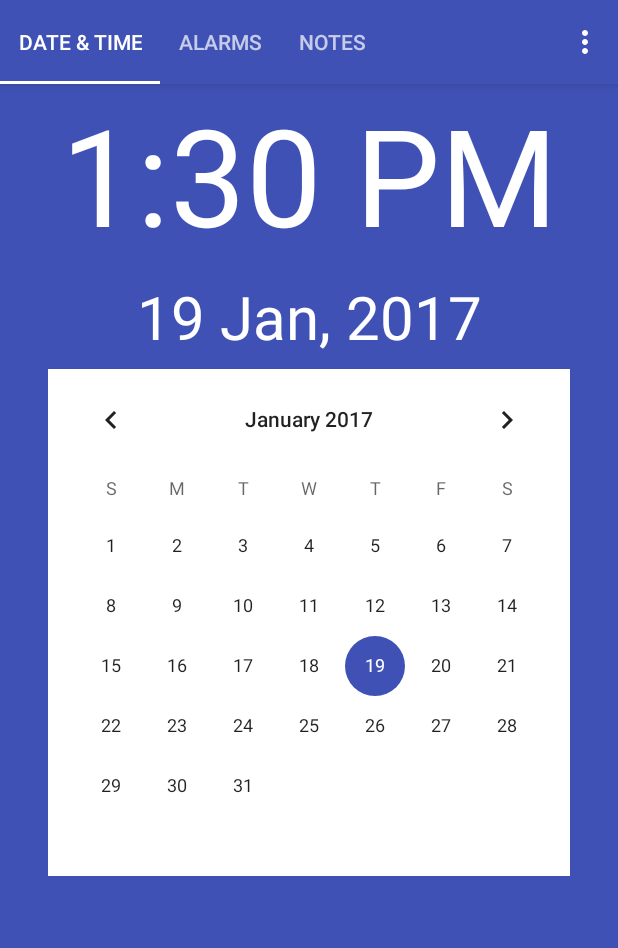
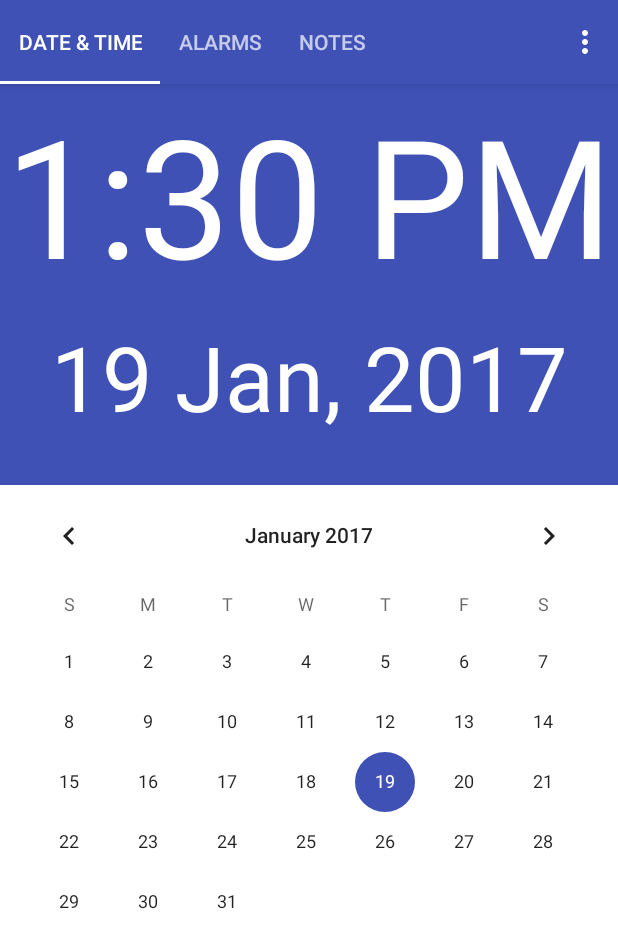
Before and after one commit to AlexKhomich/SimpleOrganizer-Project, an Android app: the screen it shows after launch (OrganizerActivity), on a phone screen of 412 x 824 dp. Shown: the top 948 px of the screen. Run offline under Robolectric (Android 15) with nearby library versions, the phone set to English and light mode, and no system bars; libraries missing offline, so code that uses them is left out: org.jaudiotagger.audio, org.jaudiotagger.tag.

Commit message:
Changes in UI in the date and time fragment

```diff
--- a/app/src/main/java/com/cdg/alex/simpleorganizer/db/NotesDB.kt
+++ b/app/src/main/java/com/cdg/alex/simpleorganizer/db/NotesDB.kt
@@ -1,7 +1,5 @@
 package com.cdg.alex.simpleorganizer.db
 
-import io.realm.RealmObject
-
-class NotesDB : RealmObject() {
-
+class NotesDB {
+//TO-DO
 }
--- a/app/src/main/res/layout-land/date_time_fragment.xml
+++ b/app/src/main/res/layout-land/date_time_fragment.xml
@@ -16,32 +16,31 @@
         android:textAlignment="center"
         android:timeZone="GMT+3"
         app:layout_constraintTop_toTopOf="parent"
-        android:layout_marginStart="16dp"
+        android:layout_marginStart="64dp"
         app:layout_constraintLeft_toLeftOf="parent"
-        android:layout_marginTop="48dp"
         android:textSize="70sp"
         app:layout_constraintRight_toLeftOf="@+id/calendarView"
         android:layout_marginEnd="8dp"
-        app:layout_constraintHorizontal_bias="0.6" />
+        app:layout_constraintHorizontal_bias="0.0" />
 
     <TextView
         android:layout_width="wrap_content"
         android:layout_height="wrap_content"
         android:id="@+id/textDate"
         android:textColor="#ffffff"
-        android:textSize="40dp"
         android:gravity="center"
-        app:layout_constraintTop_toBottomOf="@+id/textClock"
         android:layout_marginStart="16dp"
-        app:layout_constraintLeft_toLeftOf="parent"
-        android:layout_marginTop="40dp"
+        android:layout_marginTop="16dp"
         android:text="date"
         android:textAlignment="center"
-        app:layout_constraintRight_toLeftOf="@+id/calendarView"
-        android:layout_marginEnd="8dp" />
+        android:layout_marginEnd="16dp"
+        app:layout_constraintRight_toRightOf="parent"
+        app:layout_constraintTop_toTopOf="parent"
+        app:layout_constraintLeft_toRightOf="@+id/textClock"
+        android:textSize="50sp" />
 
     <CalendarView
-        android:layout_width="wrap_content"
+        android:layout_width="0dp"
         android:layout_height="wrap_content"
         android:id="@+id/calendarView"
         android:showWeekNumber="false"
@@ -50,15 +49,12 @@
         android:focusable="false"
         android:firstDayOfWeek="@android:integer/config_mediumAnimTime"
         android:nestedScrollingEnabled="true"
-        android:layout_marginEnd="16dp"
         app:layout_constraintRight_toRightOf="parent"
-        android:layout_marginStart="16dp"
         app:layout_constraintLeft_toLeftOf="parent"
-        app:layout_constraintHorizontal_bias="1.0"
-        android:layout_marginTop="24dp"
+        android:layout_marginTop="32dp"
         app:layout_constraintTop_toTopOf="parent"
         app:layout_constraintBottom_toBottomOf="parent"
-        android:layout_marginBottom="16dp"
-        app:layout_constraintVertical_bias="0.0" />
+        app:layout_constraintVertical_bias="1.0"
+        app:layout_constraintHorizontal_bias="1.0" />
 
 </android.support.constraint.ConstraintLayout>
--- a/app/src/main/res/layout/date_time_fragment.xml
+++ b/app/src/main/res/layout/date_time_fragment.xml
@@ -12,22 +12,21 @@
         android:layout_width="wrap_content"
         android:layout_height="wrap_content"
         android:id="@+id/textClock"
-        android:textSize="90dp"
         android:textColor="#ffffff"
         android:textAlignment="center"
         android:timeZone="GMT+3"
         app:layout_constraintTop_toTopOf="parent"
-        android:layout_marginEnd="16dp"
+        android:layout_marginEnd="8dp"
         app:layout_constraintRight_toRightOf="parent"
-        android:layout_marginStart="16dp"
-        app:layout_constraintLeft_toLeftOf="parent" />
+        android:layout_marginStart="8dp"
+        app:layout_constraintLeft_toLeftOf="parent"
+        android:textSize="110sp" />
 
     <TextView
         android:layout_width="wrap_content"
         android:layout_height="wrap_content"
         android:id="@+id/textDate"
         android:textColor="#ffffff"
-        android:textSize="40dp"
         android:gravity="center"
         app:layout_constraintTop_toBottomOf="@+id/textClock"
         android:layout_marginEnd="16dp"
@@ -36,11 +35,12 @@
         app:layout_constraintLeft_toLeftOf="parent"
         android:layout_marginTop="8dp"
         android:text="date"
-        android:textAlignment="center" />
+        android:textAlignment="center"
+        android:textSize="60sp" />
 
     <CalendarView
-        android:layout_width="wrap_content"
-        android:layout_height="wrap_content"
+        android:layout_width="0dp"
+        android:layout_height="0dp"
         android:id="@+id/calendarView"
         android:showWeekNumber="false"
         android:background="#ffffff"
@@ -48,11 +48,10 @@
         android:focusable="false"
         android:firstDayOfWeek="@android:integer/config_mediumAnimTime"
         android:nestedScrollingEnabled="true"
-        android:layout_marginTop="8dp"
+        android:layout_marginTop="32dp"
         app:layout_constraintTop_toBottomOf="@+id/textDate"
-        android:layout_marginEnd="16dp"
         app:layout_constraintRight_toRightOf="parent"
-        android:layout_marginStart="16dp"
-        app:layout_constraintLeft_toLeftOf="parent" />
+        app:layout_constraintLeft_toLeftOf="parent"
+        app:layout_constraintBottom_toBottomOf="parent" />
 
 </android.support.constraint.ConstraintLayout>
```
